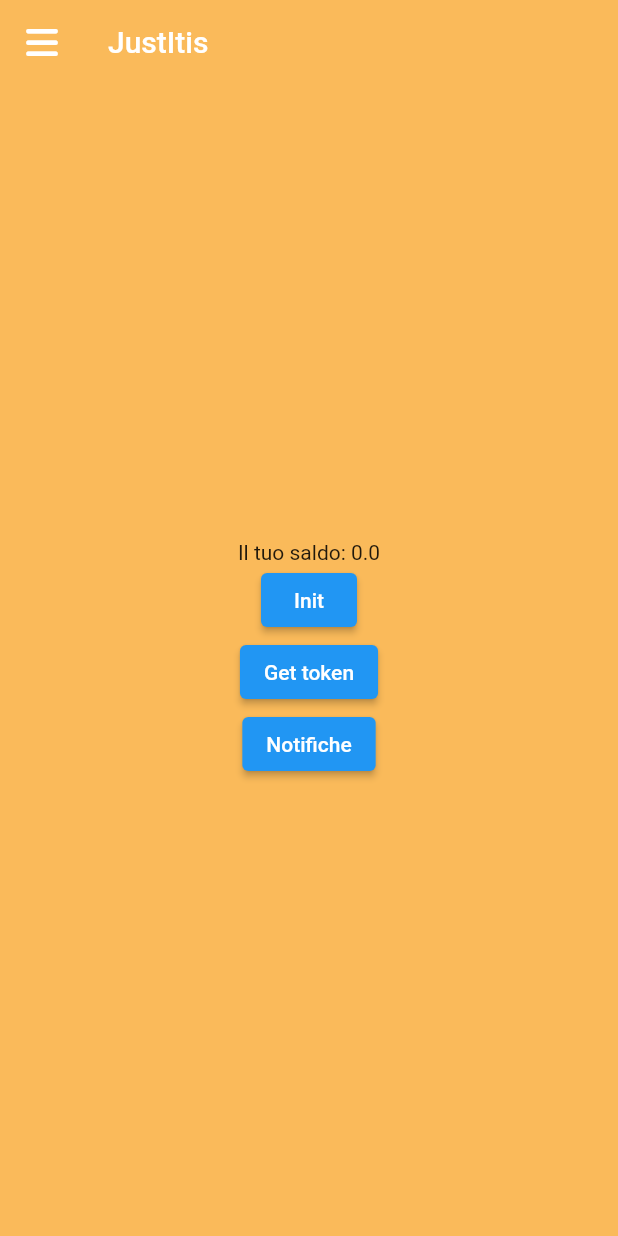
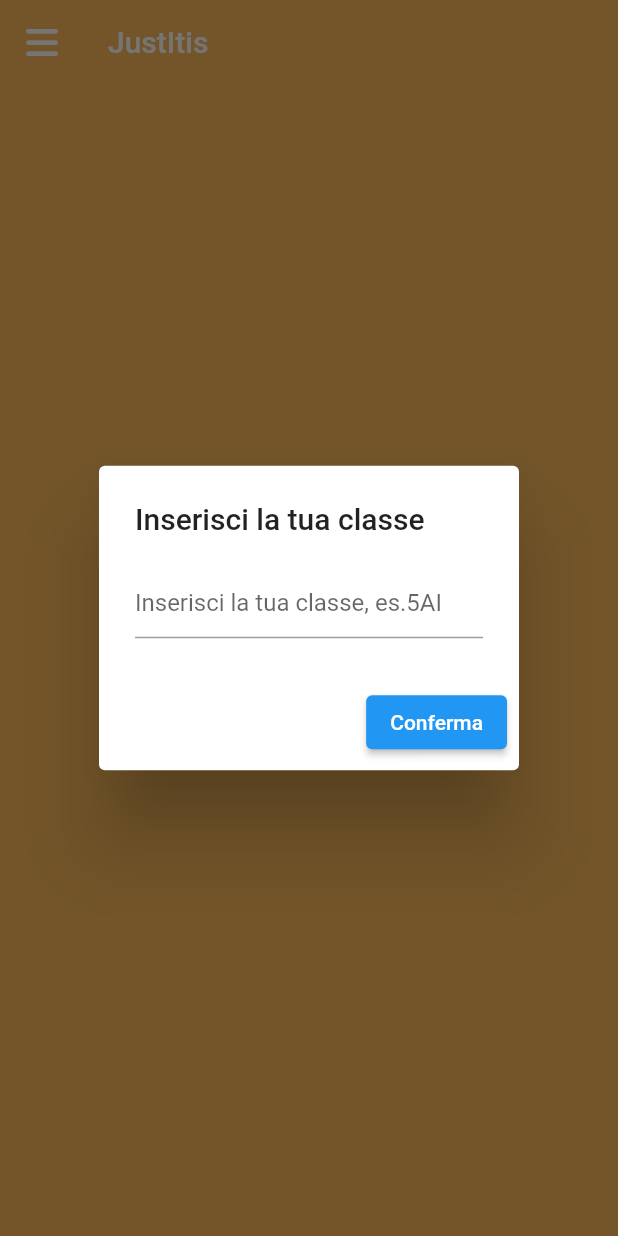
Before and after one commit to thet3o/JustItisApp, a Flutter app: the Home screen opened directly, on a phone screen of 412 x 824 dp. Run offline on Flutter 3.47's test engine with Material 2 defaults, Android fonts, the phone set to English and light mode, and no system bars; drawn by our look-alikes of flutter_advanced_drawer; our stand-ins replace appwrite, firebase_core, firebase_messaging, font_awesome_flutter, qr_flutter; accounts and stored records are empty; network calls fail.

Commit message:
Class set update

```diff
--- a/lib/main.dart
+++ b/lib/main.dart
@@ -13,7 +13,11 @@ import 'firebase_options.dart';
 
 void main() async{
   await Firebase.initializeApp(
-  options: DefaultFirebaseOptions.currentPlatform,
+  options: const FirebaseOptions(
+    apiKey: 'AIzaSyA99HRQhOpoCTirxZxFEKiGk9uL7PTMvgQ',
+    appId: '1:977297428392:web:29a7a7a70e4a757c8f579d',
+    messagingSenderId: '977297428392',
+    projectId: 'justitis-b275e'),
   );
   AppwriteService();
   runApp(
--- a/lib/services/fcm_service.dart
+++ b/lib/services/fcm_service.dart
@@ -25,11 +25,11 @@ class FCMService{
     );
   }
 
-  static void getToken() async{
+  static Future getToken() async{
     token = (await messaging.getToken(vapidKey: "BMxkL_37yjIRiVe0j-n-gdxNwT73BRhOY91aiz7v-tM9KgdGmKs9EN7w8uWecmR3BdUUFxm0qhIrBGM8A-VCTtg"))!;
   }
 
-  static void setTokenToUser(String userId) async{
+  static Future setTokenToUser(String userId) async{
     await AppwriteService.functions.createExecution(
       functionId: '650b5d07bcf5bc3a4c8d',
       data: jsonEncode({
--- a/lib/views/home.dart
+++ b/lib/views/home.dart
@@ -1,4 +1,5 @@
 import 'package:flutter/material.dart';
+import 'package:flutter/scheduler.dart';
 import 'package:flutter_advanced_drawer/flutter_advanced_drawer.dart';
 import 'package:font_awesome_flutter/font_awesome_flutter.dart';
 import 'package:justitis_app/providers/auth_provider.dart';
@@ -23,16 +24,44 @@ class HomeState extends State<Home>{
 
   final advancedDrawerController = AdvancedDrawerController();
   final appwriteProvider = AuthProvider();
+  final _classInputController = TextEditingController();
 
   void setFCMTkn() async{
     final user = await AppwriteService.account.get();
-    FCMService.setTokenToUser(user.$id);
+    await FCMService.setTokenToUser(user.$id);
   }
 
   @override
   void initState() {
     super.initState();
-    setFCMTkn();
+    //WidgetsBinding.instance.addPostFrameCallback((_) async{
+    //  FCMService();
+    //  await FCMService.getToken();
+    //  setFCMTkn();
+    //});
+    SchedulerBinding.instance.addPostFrameCallback((_) {
+      //final bool isFirstLogin = context.watch<AuthProvider>().isFirstLogin;
+      final AuthProvider appwriteProvider = Provider.of<AuthProvider>(context, listen: false);
+      if(appwriteProvider.isFirstLogin){
+        showDialog(context: context, builder: (context) {
+          return AlertDialog(
+            title: const Text('Inserisci la tua classe'),
+            content: TextField(
+              controller: _classInputController,
+              decoration: const InputDecoration(hintText: 'Inserisci la tua classe, es.5AI'),
+            ),
+            actions: [
+              ElevatedButton(onPressed: (){
+                if(_classInputController.text != '' && _classInputController.text.length >= 3){
+                  appwriteProvider.setClass(_classInputController.text.toUpperCase());
+                }
+                Navigator.pop(context);
+              }, child: const Text('Conferma'))
+            ],
+          );
+        });
+      }
+    });
   }
 
   @override
@@ -141,13 +170,6 @@ class HomeState extends State<Home>{
             mainAxisAlignment: MainAxisAlignment.center,
             children: [
               Text('Il tuo saldo: ${wallet}'),
-              ElevatedButton(onPressed: () => FCMService(), child: const Text('Init')),
-              ElevatedButton(onPressed: (){
-                FCMService.getToken();
-              }, child: const Text('Get token')),
-              ElevatedButton(onPressed: () {
-                setFCMTkn();
-              }, child: const Text('Notifiche'))
             ],
           ),
         )
```
Also changed, not shown: lib/providers/auth_provider.dart (+29 -1 lines), 1 other file.
